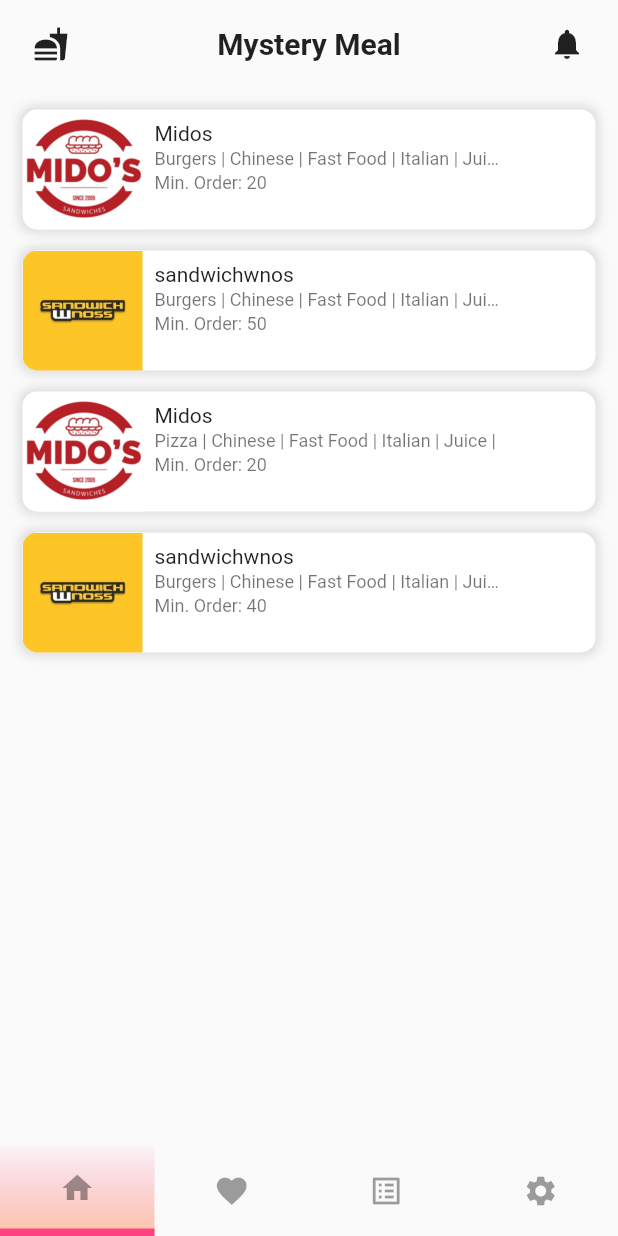
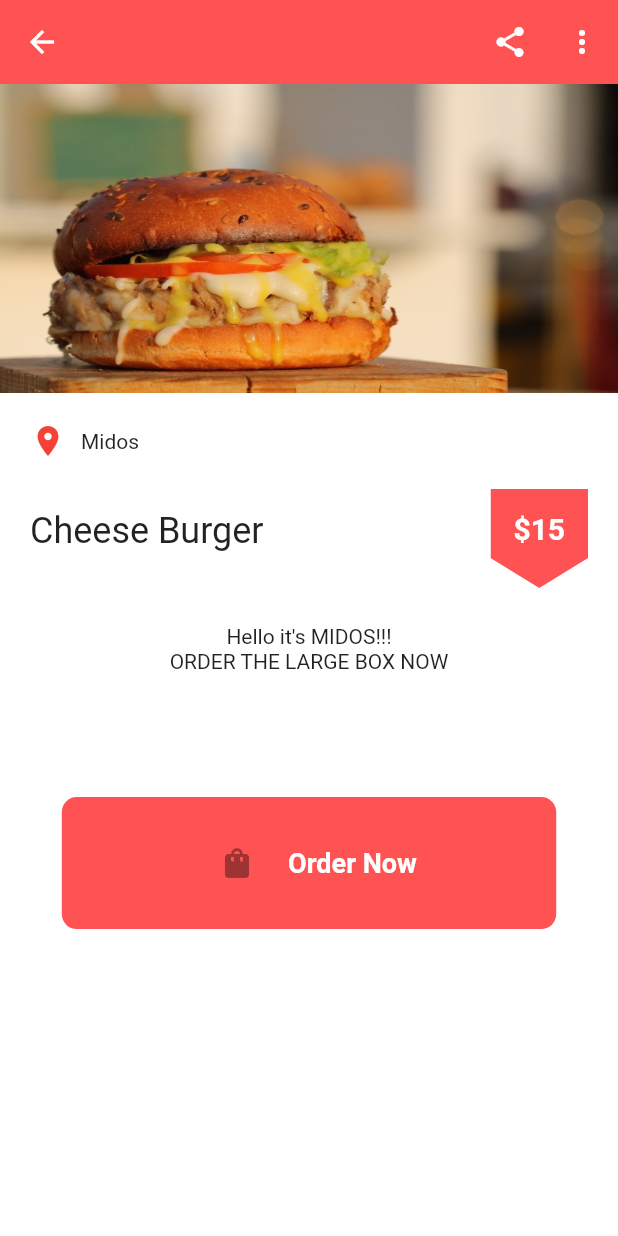
Before and after one commit to MalekChehab/mystery-meal, a Flutter app: the MyHomePage screen opened by its route, after a tap on the "favorite" icon, on a phone screen of 412 x 824 dp. Run offline on Flutter 3.47's test engine with Material 2 defaults, Android fonts, the phone set to English and light mode, and no system bars; missing offline and left inert: dart:html.

Commit message:
Details Screen added

```diff
--- a/lib/constants/constants.dart
+++ b/lib/constants/constants.dart
@@ -5,3 +5,4 @@ final String RECOVER = 'recover';
 final String NGO_SIGN_UP = 'ngosignup';
 final String HOME_PAGE = 'homepage';
 final String SETTINGS = 'settings';
+final String STORE_DETAILS = 'storedetails';
--- a/lib/main.dart
+++ b/lib/main.dart
@@ -8,6 +8,7 @@ import 'package:mystery_meal/ui/ngosignup.dart';
 import 'package:mystery_meal/ui/splashscreen.dart';
 import 'package:mystery_meal/ui/homepage.dart';
 import 'package:mystery_meal/ui/settings.dart';
+import 'package:mystery_meal/ui/storedetails.dart';
 
 void main() => runApp(MyApp());
 
@@ -31,6 +32,7 @@ class MyApp extends StatelessWidget {
         NGO_SIGN_UP: (BuildContext context) =>  NGOSignUpScreen(),
         HOME_PAGE: (BuildContext context) => MyHomePage(),
         SETTINGS: (BuildContext context) => Settings(),
+        STORE_DETAILS:(BuildContext context)=>DetailsScreen(),
       },
       initialRoute: SPLASH_SCREEN,
     );
--- a/lib/ui/homepage.dart
+++ b/lib/ui/homepage.dart
@@ -137,7 +137,7 @@ class _MyHomePageState extends State<MyHomePage> {
       bottomNavigationBar: CustomBottomNavigationBar(
         iconList: [
           IconButton(icon: Icon(Icons.home), onPressed: (){Navigator.of(context).pushNamed(HOME_PAGE);}),
-          IconButton(icon: Icon(Icons.favorite), onPressed: (){}),
+          IconButton(icon: Icon(Icons.favorite), onPressed: (){Navigator.of(context).pushNamed(STORE_DETAILS);}),
           IconButton(icon: Icon(Icons.list_alt_outlined), onPressed: (){}),
           IconButton(icon: Icon(Icons.settings), onPressed: (){Navigator.of(context).pushNamed(SETTINGS);})
         ],
--- /dev/null
+++ b/lib/ui/storedetails.dart
@@ -0,0 +1,15 @@
+import 'package:flutter/material.dart';
+// import 'package:food_app/constants.dart';
+import 'package:mystery_meal/ui/widgets/detailAppBar.dart';
+import 'package:mystery_meal/ui/widgets/detailsBody.dart';
+
+class DetailsScreen extends StatelessWidget {
+  @override
+  Widget build(BuildContext context) {
+    return Scaffold(
+      backgroundColor: Colors.redAccent,
+      appBar: detailsAppBar(),
+      body: Body(),
+    );
+  }
+}
--- /dev/null
+++ b/lib/ui/widgets/DetailsOrderButton.dart
@@ -0,0 +1,50 @@
+import 'package:flutter/material.dart';
+
+
+class OrderButton extends StatelessWidget {
+  const OrderButton({
+    Key key,
+    @required this.size,
+    this.press,
+  }) : super(key: key);
+
+  final Size size;
+  final Function press;
+
+  @override
+  Widget build(BuildContext context) {
+    return Container(
+      // padding: EdgeInsets.all(20),
+      width: size.width * 0.8,
+      // it will cover 80% of total width
+      decoration: BoxDecoration(
+        color: Colors.redAccent,
+        borderRadius: BorderRadius.circular(10),
+      ),
+      child: Material(
+        color: Colors.transparent,
+        child: InkWell(
+          onTap: press,
+          child: Padding(
+            padding: const EdgeInsets.all(20.0),
+            child: Row(
+              mainAxisAlignment: MainAxisAlignment.center,
+              children: <Widget>[
+                IconButton(icon: Icon(Icons.shopping_bag), onPressed: null),
+                SizedBox(width: 10),
+                Text(
+                  "Order Now",
+                  style: TextStyle(
+                    color: Colors.white,
+                    fontWeight: FontWeight.bold,
+                    fontSize: 18,
+                  ),
+                )
+              ],
+            ),
+          ),
+        ),
+      ),
+    );
+  }
+}
--- /dev/null
+++ b/lib/ui/widgets/ItemImage.dart
@@ -0,0 +1,21 @@
+import 'package:flutter/material.dart';
+
+class ItemImage extends StatelessWidget {
+  final String imgSrc;
+  const ItemImage({
+    Key key,
+    this.imgSrc,
+  }) : super(key: key);
+
+  @override
+  Widget build(BuildContext context) {
+    Size size = MediaQuery.of(context).size;
+    return Image.asset(
+      imgSrc,
+      height: size.height * 0.25,
+      width: double.infinity,
+      // it cover the 25% of total height
+      fit: BoxFit.fill,
+    );
+  }
+}
--- /dev/null
+++ b/lib/ui/widgets/TitlePriceRatingDetails.dart
@@ -0,0 +1,91 @@
+import 'package:flutter/material.dart';
+
+
+class TitlePriceRating extends StatelessWidget {
+  final int price, numOfReviews;
+  final double rating;
+  final String name;
+  //final RatingChangeCallback onRatingChanged;
+  const TitlePriceRating({
+    Key key,
+    this.price,
+    this.numOfReviews,
+    this.rating,
+    this.name,
+    //this.onRatingChanged,
+  }) : super(key: key);
+
+  @override
+  Widget build(BuildContext context) {
+    return Padding(
+      padding: const EdgeInsets.symmetric(vertical: 20),
+      child: Row(
+        children: <Widget>[
+          Expanded(
+            child: Column(
+              crossAxisAlignment: CrossAxisAlignment.start,
+              children: <Widget>[
+                Text(
+                  name,
+                  style: Theme.of(context).textTheme.headline,
+                ),
+                SizedBox(height: 10),
+                // Row(
+                //   children: <Widget>[
+                //     SmoothStarRating(
+                //       borderColor: Colors.redAccent,
+                //       rating: rating,
+                //       onRatingChanged: onRatingChanged,
+                //     ),
+                //     SizedBox(width: 10),
+                //     Text("$numOfReviews reviews"),
+                //   ],
+                //),
+              ],
+            ),
+          ),
+          priceTag(context, price: price),
+        ],
+      ),
+    );
+  }
+
+  ClipPath priceTag(BuildContext context, {int price}) {
+    return ClipPath(
+      clipper: PricerCliper(),
+      child: Container(
+        alignment: Alignment.topCenter,
+        padding: EdgeInsets.symmetric(vertical: 15),
+        height: 66,
+        width: 65,
+        color: Colors.redAccent,
+        child: Text(
+          "\$$price",
+          style: Theme.of(context)
+              .textTheme
+              .title
+              .copyWith(color: Colors.white, fontWeight: FontWeight.bold),
+        ),
+      ),
+    );
+  }
+}
+
+class PricerCliper extends CustomClipper<Path> {
+  @override
+  Path getClip(Size size) {
+    Path path = Path();
+    double ignoreHeight = 20;
+    path.lineTo(0, size.height - ignoreHeight);
+    path.lineTo(size.width / 2, size.height);
+    path.lineTo(size.width, size.height - ignoreHeight);
+    path.lineTo(size.width, 0);
+    path.close();
+    return path;
+  }
+
+  @override
+  bool shouldReclip(CustomClipper<Path> oldClipper) {
+    return false;
+  }
+}
--- /dev/null
+++ b/lib/ui/widgets/detailAppBar.dart
@@ -0,0 +1,26 @@
+import 'package:flutter/material.dart';
+//import 'package:flutter_svg/flutter_svg.dart';
+
+AppBar detailsAppBar() {
+  return AppBar(
+    elevation: 0,
+    backgroundColor: Colors.redAccent,
+    leading: IconButton(
+      icon: Icon(
+        Icons.arrow_back,
+        color: Colors.white,
+      ),
+      onPressed: () {},
+    ),
+    actions: <Widget>[
+      IconButton(
+        icon: Icon(Icons.share),
+        onPressed: () {},
+      ),
+      IconButton(
+        icon:Icon(Icons.more_vert),
+        onPressed: () {},
+      ),
+    ],
+  );
+}
--- /dev/null
+++ b/lib/ui/widgets/detailsBody.dart
@@ -0,0 +1,77 @@
+import 'package:flutter/material.dart';
+import 'package:mystery_meal/ui/widgets/DetailsOrderButton.dart';
+import 'package:mystery_meal/ui/widgets/TitlePriceRatingDetails.dart';
+import 'package:mystery_meal/ui/widgets/ItemImage.dart';
+
+class Body extends StatelessWidget {
+  @override
+  Widget build(BuildContext context) {
+    return Column(
+      children: <Widget>[
+        ItemImage(
+          imgSrc: "assets/images/MidosBurger.jpg",
+        ),
+        Expanded(
+          child: ItemInfo(),
+        ),
+      ],
+    );
+  }
+}
+
+class ItemInfo extends StatelessWidget {
+  const ItemInfo({
+    Key key,
+  }) : super(key: key);
+
+  @override
+  Widget build(BuildContext context) {
+    Size size = MediaQuery.of(context).size;
+    return Container(
+      padding: EdgeInsets.all(20),
+      width: double.infinity,
+      decoration: BoxDecoration(
+        color: Colors.white,
+
+      ),
+      child: Column(
+        children: <Widget>[
+          shopeName(name: "Midos"),
+          TitlePriceRating(
+            name: "Cheese Burger",
+            numOfReviews: 24,
+            rating: 4,
+            price: 15,
+            //onRatingChanged: (value) {},
+          ),
+          Text(
+            "Hello it's MIDOS!!!",
+            style: TextStyle(
+              height: 1.5,
+            ),
+          ),
+          Text("ORDER THE LARGE BOX NOW"),
+          SizedBox(height: size.height * 0.1),
+          // Free space  10% of total height
+          OrderButton(
+            size: size,
+            press: () {},
+          )
+        ],
+      ),
+    );
+  }
+
+  Row shopeName({String name}) {
+    return Row(
+      children: <Widget>[
+        Icon(
+          Icons.location_on,
+          color: Colors.red,
+        ),
+        SizedBox(width: 10),
+        Text(name),
+      ],
+    );
+  }
+}
--- a/pubspec.yaml
+++ b/pubspec.yaml
@@ -45,6 +45,7 @@ flutter:
     - assets/images/webzone.png
     - assets/images/mystery_meal.png
     - assets/images/midos.png
+    - assets/images/MidosBurger.jpg
     - assets/images/sandwichwnos.jpg
     - assets/images/d.jpg
     - assets/data.json
```
Also changed, not shown: assets/images/MidosBurger.jpg (added).
